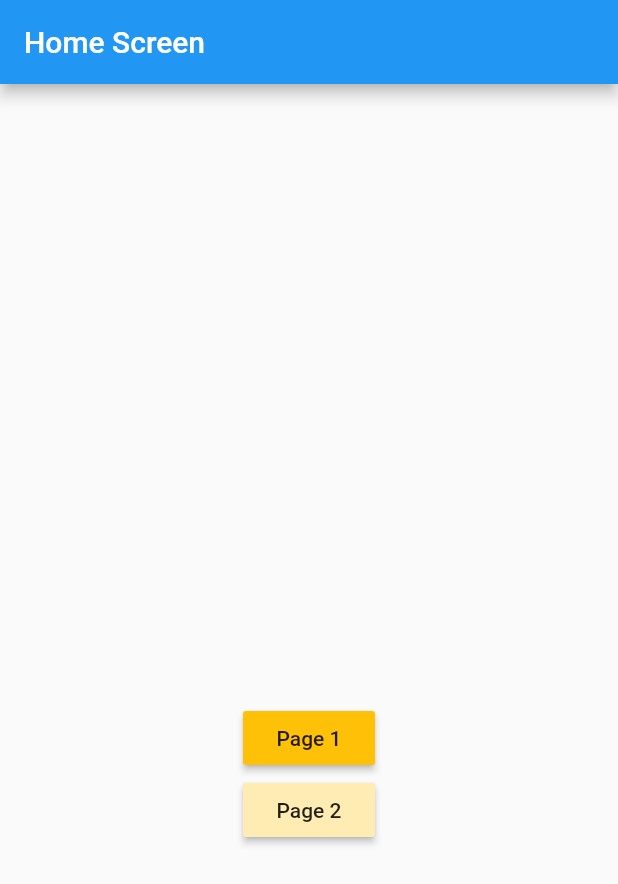
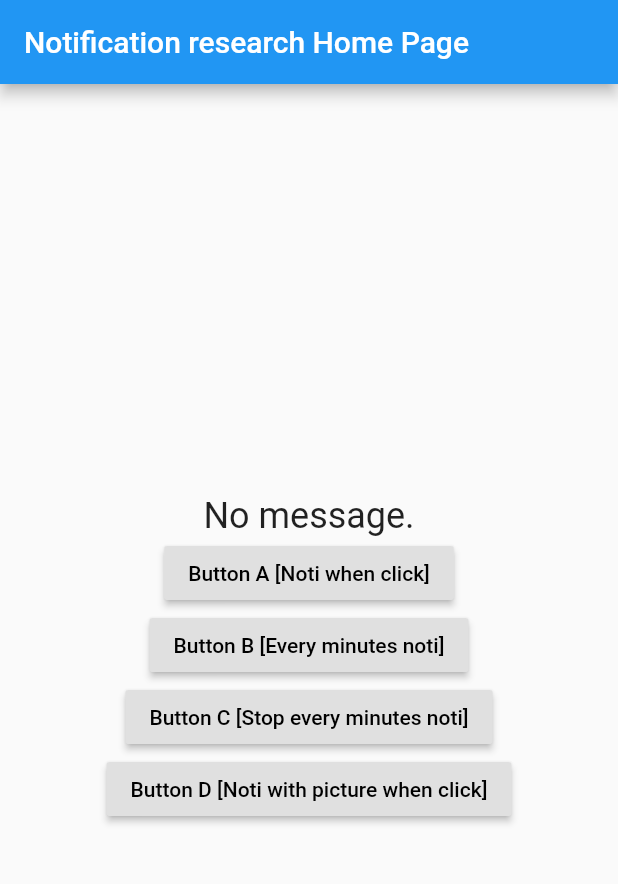
Before and after one commit to aphiratnimanussonkul/voc, a Flutter app: the screen it shows after launch, on a phone screen of 412 x 824 dp. Shown: the top 884 px of the screen. Run offline on Flutter 3.47's test engine with Material 2 defaults, Android fonts, the phone set to English and light mode, and no system bars; our stand-ins replace flutter_local_notifications.

Commit message:
noti research material

```diff
--- a/lib/main.dart
+++ b/lib/main.dart
@@ -1,53 +1,208 @@
 import 'package:flutter/material.dart';
-import 'package:get/route_manager.dart';
-import 'package:voc/routes.dart';
+import 'package:flutter_local_notifications/flutter_local_notifications.dart';
+import 'dart:io';
+import 'package:http/http.dart' as http;
+import 'package:path_provider/path_provider.dart';
+
+FlutterLocalNotificationsPlugin flutterLocalNotificationsPlugin =
+    FlutterLocalNotificationsPlugin();
 
 void main() {
   runApp(MyApp());
 }
 
-class MyApp extends StatefulWidget {
+class MyApp extends StatelessWidget {
+  // This widget is the root of your application.
   @override
-  _MyAppState createState() => new _MyAppState();
+  Widget build(BuildContext context) {
+    return MaterialApp(
+      title: 'Flutter Demo',
+      theme: ThemeData(
+        // This is the theme of your application.
+        //
+        // Try running your application with "flutter run". You'll see the
+        // application has a blue toolbar. Then, without quitting the app, try
+        // changing the primarySwatch below to Colors.green and then invoke
+        // "hot reload" (press "r" in the console where you ran "flutter run",
+        // or simply save your changes to "hot reload" in a Flutter IDE).
+        // Notice that the counter didn't reset back to zero; the application
+        // is not restarted.
+        primarySwatch: Colors.blue,
+        // This makes the visual density adapt to the platform that you run
+        // the app on. For desktop platforms, the controls will be smaller and
+        // closer together (more dense) than on mobile platforms.
+        visualDensity: VisualDensity.adaptivePlatformDensity,
+      ),
+      home: MyHomePage(title: 'Notification research Home Page'),
+    );
+  }
 }
 
-class _MyAppState extends State<MyApp> {
+class MyHomePage extends StatefulWidget {
+  MyHomePage({Key key, this.title}) : super(key: key);
+
+  // This widget is the home page of your application. It is stateful, meaning
+  // that it has a State object (defined below) that contains fields that affect
+  // how it looks.
+
+  // This class is the configuration for the state. It holds the values (in this
+  // case the title) provided by the parent (in this case the App widget) and
+  // used by the build method of the State. Fields in a Widget subclass are
+  // always marked "final".
+
+  final String title;
+
   @override
-  void initState() {
+  _MyHomePageState createState() => _MyHomePageState();
+}
+
+class _MyHomePageState extends State<MyHomePage> {
+  // int _counter = 0;
+  String message;
+  String channelId = "1000";
+  String channelName = "FLUTTER_NOTIFICATION_CHANNEL";
+  String channelDescription = "FLUTTER_NOTIFICATION_CHANNEL_DETAIL";
+
+  @override
+  initState() {
+    message = "No message.";
+
+    var initializationSettingsAndroid =
+        AndroidInitializationSettings('ic_launcher');
+
+    var initializationSettingsIOS = IOSInitializationSettings(
+        onDidReceiveLocalNotification: (id, title, body, payload) {
+      print("onDidReceiveLocalNotification called.");
+    });
+    var initializationSettings = InitializationSettings(
+        initializationSettingsAndroid, initializationSettingsIOS);
+
+    flutterLocalNotificationsPlugin.initialize(initializationSettings,
+        onSelectNotification: (payload) {
+      // when user tap on notification.
+      print("onSelectNotification called.");
+      setState(() {
+        message = payload;
+      });
+    });
     super.initState();
   }
 
-  _getPathRoute() async {
-    return Routes.rooted;
+  set_noti_off(int id) {
+    flutterLocalNotificationsPlugin.cancel(id);
   }
 
-  GetMaterialApp _buildGetMaterialApp(String rootPath) {
-    return GetMaterialApp(
-      debugShowCheckedModeBanner: false,
-        getPages: Routes.pages,
-        initialRoute: rootPath,
-        transitionDuration: Duration(milliseconds: 200),
-        builder: (context, child) {
-          return ScrollConfiguration(
-            behavior: ScrollBehavior(),
-            child: Scaffold(
-              body: child,
-            ),
-          );
-        });
+  sendNotification(int id, String testParam) async {
+    var androidPlatformChannelSpecifics = AndroidNotificationDetails('10000',
+        'FLUTTER_NOTIFICATION_CHANNEL', 'FLUTTER_NOTIFICATION_CHANNEL_DETAIL',
+        importance: Importance.Max, priority: Priority.High);
+    var iOSPlatformChannelSpecifics = IOSNotificationDetails();
+
+    var platformChannelSpecifics = NotificationDetails(
+        androidPlatformChannelSpecifics, iOSPlatformChannelSpecifics);
+
+    if (testParam == "1 time") {
+      await flutterLocalNotificationsPlugin.show(id, 'Hello, Mo.',
+          'This is a mo\'s notifications. ', platformChannelSpecifics,
+          payload: 'Hello I\'m payload from button A');
+    } else {
+      await flutterLocalNotificationsPlugin.periodicallyShow(
+          id,
+          'Hello, Mo.',
+          'This is a mo\'s notifications. ',
+          RepeatInterval.EveryMinute,
+          platformChannelSpecifics,
+          payload: 'Hello I\'m payload from button B');
+    }
+  }
+
+  sendNotificationWithPictureUrl() async {
+    // String pathFile = await downloadImage(
+    //     "https://images.pexels.com/photos/2213547/pexels-photo-2213547.jpeg?auto=compress&cs=tinysrgb&dpr=2&h=750&w=1260",
+    //     "example");
+
+    var androidPlatformChannelSpecifics = AndroidNotificationDetails(
+        channelId, channelName, channelDescription,
+        importance: Importance.Max,
+        priority: Priority.High,
+        largeIcon: "ic_launcher",
+        // largeIconBitmapSource: BitmapSource.FilePath,
+        style: AndroidNotificationStyle.BigPicture,
+        styleInformation:
+            BigPictureStyleInformation("photo_1", BitmapSource.Drawable));
+
+    var iOSPlatformChannelSpecifics = IOSNotificationDetails();
+
+    var platformChannelSpecifics = NotificationDetails(
+        androidPlatformChannelSpecifics, iOSPlatformChannelSpecifics);
+
+    await flutterLocalNotificationsPlugin.show(111, 'Hello, Mo again.',
+        'This is a your notifications with picture. ', platformChannelSpecifics,
+        payload: 'I just haven\'t Met You Yet');
   }
 
   @override
   Widget build(BuildContext context) {
-    return FutureBuilder(
-        future: _getPathRoute(),
-        builder: (BuildContext context, AsyncSnapshot snapshot) {
-          if (snapshot.hasData) {
-            return _buildGetMaterialApp(snapshot.data);
-          }
-          return Center(
-            child: CircularProgressIndicator(),
-          );
-        });
+    return Scaffold(
+      appBar: AppBar(
+        title: Text(widget.title),
+      ),
+      body: Center(
+        child: Column(
+          mainAxisAlignment: MainAxisAlignment.center,
+          children: <Widget>[
+            Text(
+              message,
+              style: TextStyle(fontSize: 24),
+            ),
+            RaisedButton(
+              onPressed: () {
+                sendNotification(1, "1 time");
+              },
+              child: Text(
+                'Button A [Noti when click]',
+                style: TextStyle(color: Colors.black),
+              ),
+            ),
+            RaisedButton(
+              onPressed: () {
+                sendNotification(2, "evey minute");
+              },
+              child: Text(
+                'Button B [Every minutes noti]',
+                style: TextStyle(color: Colors.black),
+              ),
+            ),
+            RaisedButton(
+              onPressed: () {
+                set_noti_off(2);
+              },
+              child: Text(
+                'Button C [Stop every minutes noti]',
+                style: TextStyle(color: Colors.black),
+              ),
+            ),
+            RaisedButton(
+              onPressed: () {
+                sendNotificationWithPictureUrl();
+              },
+              child: Text(
+                'Button D [Noti with picture when click]',
+                style: TextStyle(color: Colors.black),
+              ),
+            ),
+          ],
+        ),
+      ),
+      // floatingActionButton: FloatingActionButton(
+      //   onPressed: () {
+      //     sendNotification();
+      //   },
+      //   tooltip: 'Increment',
+      //   child: Icon(Icons.send),
+      // ),
+    );
   }
+
+  downloadImage(String s, String t) {}
 }
--- a/lib/routes.dart
+++ /dev/null
@@ -1,22 +0,0 @@
-import 'package:flutter/material.dart';
-import 'package:get/route_manager.dart';
-import 'package:voc/screen/home.dart';
-import 'package:voc/screen/page1.dart';
-import 'package:voc/screen/page2.dart';
-
-class Routes {
-  static const rooted = "/";
-  static const page1 = "/page1";
-  static const page2 = "/page2";
-
-  static final pages = [
-    _page(rooted, HomeScreen()),
-    _page(page1, Page1Screen()),
-    _page(page2, Page2Screen()),
-  ];
-
-  static GetPage _page(String path, Widget item) => GetPage(
-      name: path,
-      page: () => item,
-      transitionDuration: Duration(milliseconds: 200));
-}
--- a/lib/screen/home.dart
+++ /dev/null
@@ -1,42 +0,0 @@
-import 'package:flutter/cupertino.dart';
-import 'package:flutter/material.dart';
-import 'package:get/get.dart';
-import 'package:voc/routes.dart';
-
-class HomeScreen extends StatefulWidget {
-  @override
-  _HomeScreenState createState() => _HomeScreenState();
-}
-
-class _HomeScreenState extends State<HomeScreen> {
-  @override
-  Widget build(BuildContext context) {
-    return Scaffold(
-      appBar: AppBar(
-        title: Text("Home Screen"),
-      ),
-      body: Container(
-        padding: EdgeInsets.only(top: MediaQuery.of(context).size.height * 0.5),
-        width: MediaQuery.of(context).size.width,
-        child: Column(
-          children: [
-            RaisedButton(
-              child: Text("Page 1"),
-              onPressed: () {
-                Get.toNamed(Routes.page1);
-              },
-              color: Colors.amber,
-            ),
-            RaisedButton(
-              child: Text("Page 2"),
-              onPressed: () {
-                Get.toNamed(Routes.page2);
-              },
-              color: Colors.amber[100],
-            )
-          ],
-        ),
-      ),
-    );
-  }
-}
```
Also changed, not shown: lib/screen/page1.dart (deleted, +0 -65 lines), lib/screen/page2.dart (deleted, +0 -34 lines), lib/services/mockApi.dart (deleted, +0 -11 lines), pubspec.yaml (+8 -5 lines), pubspec.lock, 16 other files.
